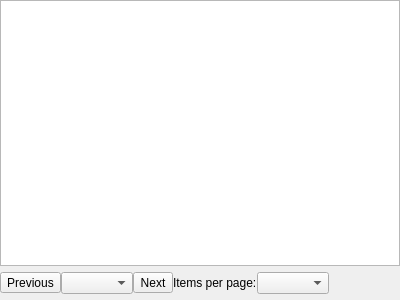
This is source/client/desktop/management/router_users_widget.ui in dchapyshev/aspia as Qt 5 draws it before an edit. The edited form follows.
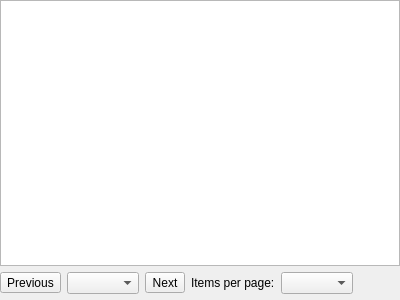
This is the edited form. Icons and pictures are not drawn. Custom widgets are drawn as their Qt base class.

```diff
--- a/source/client/desktop/management/router_users_widget.ui
+++ b/source/client/desktop/management/router_users_widget.ui
@@ -53,6 +53,9 @@
    </item>
    <item>
     <layout class="QHBoxLayout" name="layout_users_pagination">
+     <property name="spacing">
+      <number>6</number>
+     </property>
      <property name="topMargin">
       <number>6</number>
      </property>
```
